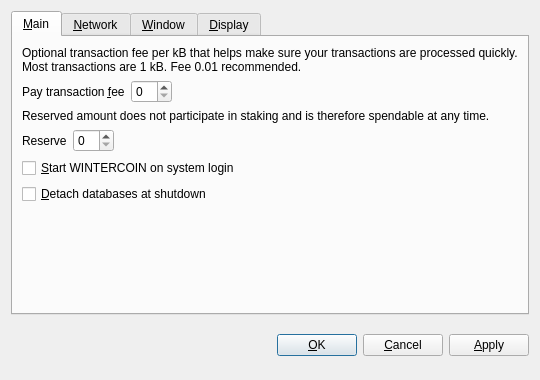
Old version of the form src/qt/forms/optionsdialog.ui in the repository HowToCloneAnAltcoin/Freakcoin.
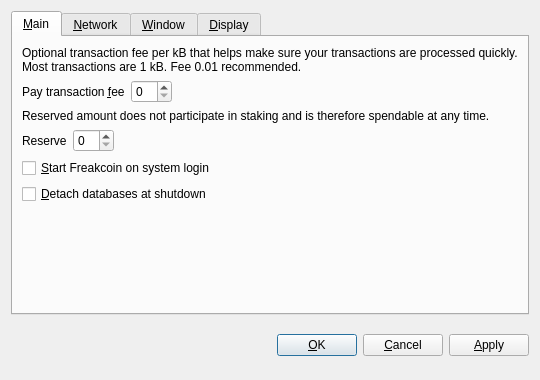
New version of the form. Custom widgets are drawn as their Qt base class.

Commit message:
Change Name to Freakcoin and Change to FKN
Update name and ticker from Wintercoin to Freakcoin and WINTER to FKN

```diff
--- a/src/qt/forms/optionsdialog.ui
+++ b/src/qt/forms/optionsdialog.ui
@@ -128,7 +128,7 @@
           <string>Automatically start WINTERCOIN after logging in to the system.</string>
          </property>
          <property name="text">
-          <string>&amp;Start WINTERCOIN on system login</string>
+          <string>&amp;Start Freakcoin on system login</string>
          </property>
         </widget>
        </item>
```
Left out of the diff: 10 changed lines with no effect on the pictures. The commit also changes 120 other files.
